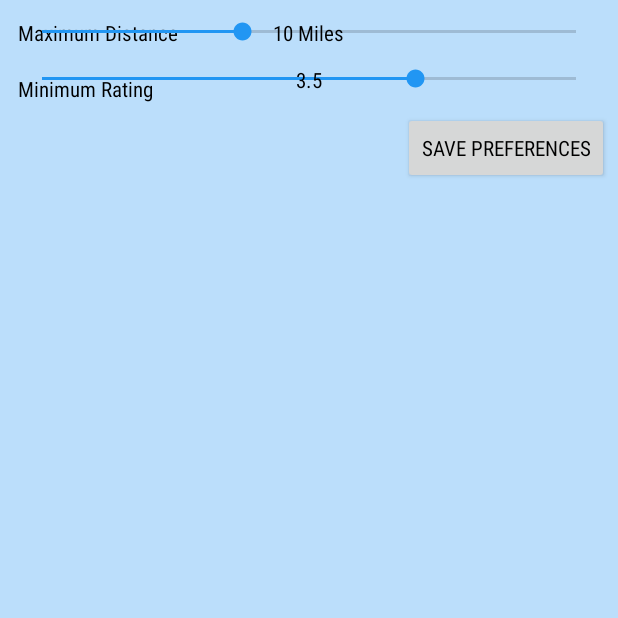
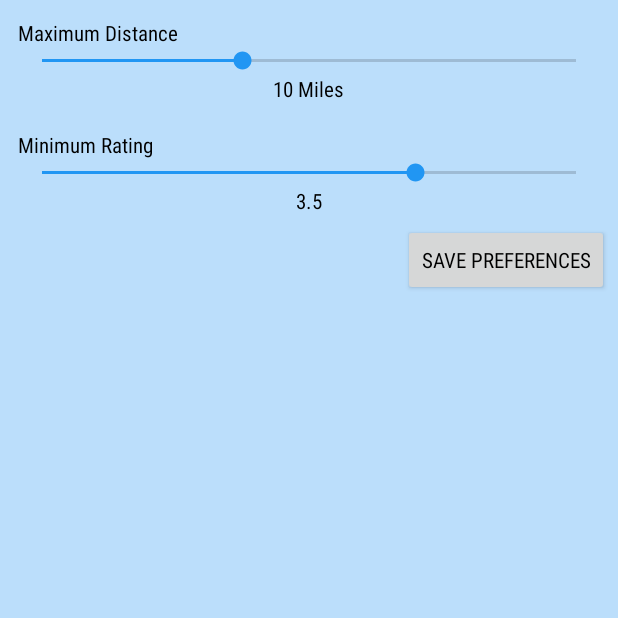
Before and after one commit to pmonkelban/Capstone-Project, an Android app: the screen it shows after launch (PreferencesActivity), in the options menu, after a tap on "Settings", on a phone screen of 412 x 824 dp, the top half of it. Run offline under Robolectric (Android 15) with nearby library versions, the phone set to English and light mode, and no system bars; our stand-ins replace AdMob; 1 statement that could not run was skipped.

Commit message:
Added RTL support.  Fixes gh-4

```diff
--- a/app/src/main/AndroidManifest.xml
+++ b/app/src/main/AndroidManifest.xml
@@ -15,7 +15,8 @@
         android:allowBackup="true"
         android:icon="@mipmap/ic_launcher"
         android:label="@string/app_name"
-        android:theme="@style/AppTheme" >
+        android:theme="@style/AppTheme"
+        android:supportsRtl="true">
 
         <meta-data android:name="com.ggogle.android.gms.version"
             android:value="@integer/google_play_services_version" />
--- a/app/src/main/res/layout/location_fragment.xml
+++ b/app/src/main/res/layout/location_fragment.xml
@@ -68,7 +68,7 @@
             android:id="@+id/lookup_address_button"
             android:layout_width="wrap_content"
             android:layout_height="wrap_content"
-            android:layout_gravity="right"
+            android:layout_gravity="end"
             android:text="@string/update_location" />
 
     </LinearLayout>
--- a/app/src/main/res/layout/preferences_fragment.xml
+++ b/app/src/main/res/layout/preferences_fragment.xml
@@ -5,9 +5,10 @@
     android:orientation="vertical"
     android:padding="@dimen/padding_lg">
 
-    <FrameLayout
+    <LinearLayout
         android:layout_width="match_parent"
         android:layout_height="wrap_content"
+        android:orientation="vertical"
         android:padding="@dimen/padding_lg">
 
         <TextView
@@ -26,11 +27,12 @@
             android:layout_height="wrap_content"
             android:layout_gravity="center_horizontal" />
 
-    </FrameLayout>
+    </LinearLayout>
 
-    <FrameLayout
+    <LinearLayout
         android:layout_width="match_parent"
         android:layout_height="wrap_content"
+        android:orientation="vertical"
         android:padding="@dimen/padding_lg">
 
         <TextView
@@ -50,13 +52,13 @@
             android:layout_height="wrap_content"
             android:layout_gravity="center_horizontal" />
 
-    </FrameLayout>
+    </LinearLayout>
 
     <Button
         android:id="@+id/save_preferences"
         android:layout_width="wrap_content"
         android:layout_height="wrap_content"
-        android:layout_gravity="right"
+        android:layout_gravity="end"
         android:text="@string/save_preferences" />
 
 </LinearLayout>
```
